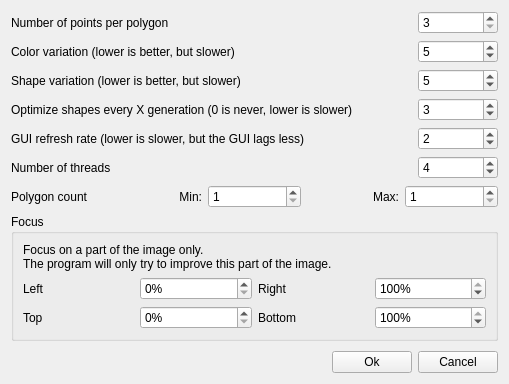
Old version of the form settingswidget.ui in the repository tux3/Evolve.
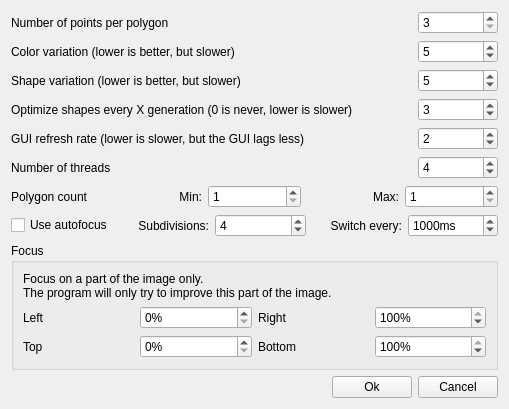
New version of the form.

```diff
--- a/settingswidget.ui
+++ b/settingswidget.ui
@@ -328,6 +328,66 @@
      </item>
     </layout>
    </item>
+   <item row="7" column="0" colspan="3">
+    <layout class="QHBoxLayout" name="horizontalLayout_2">
+     <item>
+      <widget class="QCheckBox" name="autofocusEnable">
+       <property name="text">
+        <string>Use autofocus</string>
+       </property>
+      </widget>
+     </item>
+     <item>
+      <widget class="QLabel" name="label_16">
+       <property name="text">
+        <string>Subdivisions:</string>
+       </property>
+       <property name="alignment">
+        <set>Qt::AlignRight|Qt::AlignTrailing|Qt::AlignVCenter</set>
+       </property>
+      </widget>
+     </item>
+     <item>
+      <widget class="QSpinBox" name="autofocusSubdivs">
+       <property name="minimum">
+        <number>1</number>
+       </property>
+       <property name="maximum">
+        <number>256</number>
+       </property>
+       <property name="value">
+        <number>4</number>
+       </property>
+      </widget>
+     </item>
+     <item>
+      <widget class="QLabel" name="label_15">
+       <property name="text">
+        <string>Switch every:</string>
+       </property>
+       <property name="alignment">
+        <set>Qt::AlignRight|Qt::AlignTrailing|Qt::AlignVCenter</set>
+       </property>
+      </widget>
+     </item>
+     <item>
+      <widget class="QSpinBox" name="autofocusDelay">
+       <property name="suffix">
+        <string>ms</string>
+       </property>
+       <property name="minimum">
+        <number>1</number>
+       </property>
+       <property name="maximum">
+        <number>600000</number>
+       </property>
+       <property name="value">
+        <number>1000</number>
+       </property>
+      </widget>
+     </item>
+    </layout>
+   </item>
   </layout>
  </widget>
  <resources/>
```
